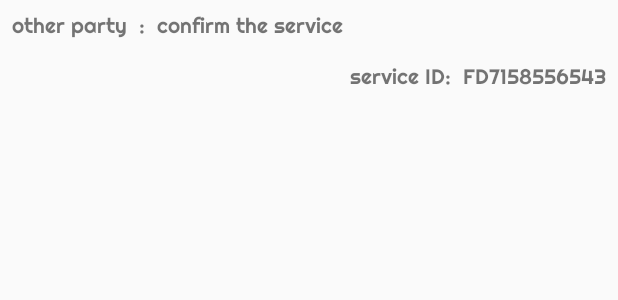
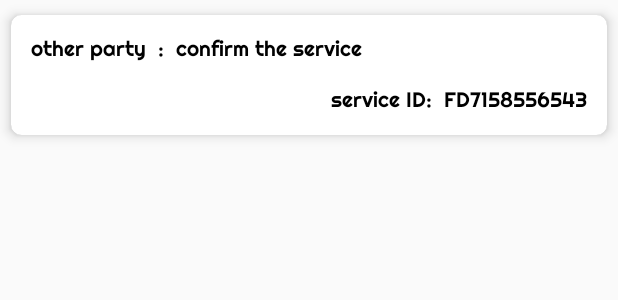
Before and after one commit to s201589210/service-provider, an Android app: the layout notification_card.xml on its own in the app's theme, with its tools: preview values and no code run, on a phone screen of 412 x 824 dp. Shown: the top 300 px of the screen. Run offline under Robolectric (Android 15) with nearby library versions, the phone set to English and light mode, and no system bars.

Commit message:
add accepted and not accepted message, improve notification view

```diff
--- a/app/src/main/res/layout/activity_my_notifications.xml
+++ b/app/src/main/res/layout/activity_my_notifications.xml
@@ -4,7 +4,8 @@
     xmlns:tools="http://schemas.android.com/tools"
     android:layout_width="match_parent"
     android:layout_height="match_parent"
-    tools:context=".MyNotificationsActivity">
+    tools:context=".MyNotificationsActivity"
+    android:background="@color/backgroundcolor">
 
     <ListView
         android:id="@+id/notification_list_view"
--- a/app/src/main/res/layout/notification_card.xml
+++ b/app/src/main/res/layout/notification_card.xml
@@ -1,4 +1,20 @@
 <?xml version="1.0" encoding="utf-8"?>
+<android.support.v7.widget.CardView
+    xmlns:android="http://schemas.android.com/apk/res/android"
+    xmlns:card_view="http://schemas.android.com/apk/res-auto"
+    android:layout_width="match_parent"
+    android:layout_height="100dp"
+    card_view:cardCornerRadius="7dp"
+    card_view:cardUseCompatPadding="true"
+    card_view:cardElevation="5dp"
+    >
+
+    <FrameLayout
+        android:layout_width="match_parent"
+        android:layout_height="match_parent"
+        android:padding="5dp">
+
+
 <android.support.constraint.ConstraintLayout xmlns:android="http://schemas.android.com/apk/res/android"
     xmlns:app="http://schemas.android.com/apk/res-auto"
     xmlns:tools="http://schemas.android.com/tools"
@@ -13,7 +29,8 @@
         android:layout_marginEnd="8dp"
         android:text="service ID:"
         app:layout_constraintEnd_toStartOf="@+id/notification_service_id"
-        app:layout_constraintTop_toBottomOf="@+id/notification_message" />
+        app:layout_constraintTop_toBottomOf="@+id/notification_message"
+        android:textColor="#000"/>
 
     <TextView
         android:id="@+id/textView2"
@@ -23,7 +40,8 @@
         android:text=":"
         app:layout_constraintBottom_toBottomOf="@+id/notification_sender"
         app:layout_constraintStart_toEndOf="@+id/notification_sender"
-        app:layout_constraintTop_toTopOf="@+id/notification_sender" />
+        app:layout_constraintTop_toTopOf="@+id/notification_sender"
+        android:textColor="#000"/>
 
     <TextView
         android:id="@+id/notification_message"
@@ -33,7 +51,8 @@
         android:text="confirm the service"
         app:layout_constraintBottom_toBottomOf="@+id/textView2"
         app:layout_constraintStart_toEndOf="@+id/textView2"
-        app:layout_constraintTop_toTopOf="@+id/textView2" />
+        app:layout_constraintTop_toTopOf="@+id/textView2"
+        android:textColor="#000"/>
 
     <TextView
         android:id="@+id/notification_service_id"
@@ -43,7 +62,8 @@
         android:text="FD7158556543"
         app:layout_constraintBottom_toBottomOf="@+id/textView"
         app:layout_constraintEnd_toEndOf="parent"
-        app:layout_constraintTop_toTopOf="@+id/textView" />
+        app:layout_constraintTop_toTopOf="@+id/textView"
+        android:textColor="#000"/>
 
     <TextView
         android:id="@+id/notification_sender"
@@ -53,6 +73,9 @@
         android:layout_marginTop="8dp"
         android:text="other party"
         app:layout_constraintStart_toStartOf="parent"
-        app:layout_constraintTop_toTopOf="parent" />
+        app:layout_constraintTop_toTopOf="parent"
+        android:textColor="#000"/>
 
 </android.support.constraint.ConstraintLayout>
+    </FrameLayout>
+    </android.support.v7.widget.CardView>
--- a/app/src/main/res/values/dimen.xml
+++ b/app/src/main/res/values/dimen.xml
@@ -1,4 +1,3 @@
-
 <resources>
     <!-- Height of each list item -->
     <dimen name="list_item_height">88dp</dimen>
```
Also changed, not shown: app/src/main/java/com/serveic_provider/service_provider/adapters/ServiceAdapter.java (+8 -1 lines), app/src/main/java/com/serveic_provider/service_provider/fragments/PendingFragment.java (+24 -61 lines), app/src/main/res/layout/service_listview.xml (+10 -0 lines), app/src/main/res/layout/provider_homepage.xml (line endings or trailing spaces), app/src/main/res/values/styles.xml (line endings or trailing spaces).
